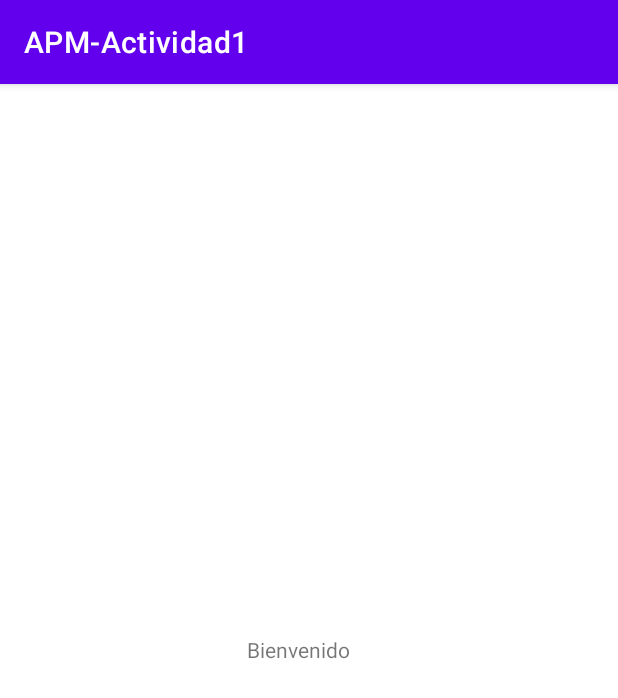
After one commit to GabScarafia/APM-Actividad1, an Android app: the Bienvenida screen opened directly, with no data from a screen before it, on a phone screen of 412 x 824 dp. The commit adds this screen. Shown: the top 698 px of the screen. Run offline under Robolectric (Android 15) with nearby library versions, the phone set to English and light mode, and no system bars.

Commit message:
Pantalla Inicio
El push

```diff
--- a/app/src/main/AndroidManifest.xml
+++ b/app/src/main/AndroidManifest.xml
@@ -20,6 +20,10 @@
                 <category android:name="android.intent.category.LAUNCHER" />
             </intent-filter>
         </activity>
+        <activity
+            android:name=".Bienvenida"
+            android:exported="true">
+        </activity>
     </application>
 
 </manifest>
--- /dev/null
+++ b/app/src/main/java/com/example/apm_actividad1/Bienvenida.kt
@@ -0,0 +1,13 @@
+package com.example.apm_actividad1
+
+import android.os.Bundle
+import androidx.appcompat.app.AppCompatActivity
+
+
+class Bienvenida: AppCompatActivity() {
+
+    override fun onCreate(savedInstanceState: Bundle?) {
+        super.onCreate(savedInstanceState)
+        setContentView(R.layout.activity_bienvenida)
+    }
+}
--- a/app/src/main/java/com/example/apm_actividad1/MainActivity.kt
+++ b/app/src/main/java/com/example/apm_actividad1/MainActivity.kt
@@ -1,11 +1,11 @@
 package com.example.apm_actividad1
 
+import android.content.Intent
 import androidx.appcompat.app.AppCompatActivity
 import android.os.Bundle
 import android.view.View
 import android.widget.Button
 import android.widget.EditText
-import android.widget.TextView
 
 class MainActivity : AppCompatActivity() {
     private val username = "Juan Torres";
@@ -29,6 +29,8 @@
             if (inputUsername == username && inputPassword == password) {
                 // Datos ingresados correctamente, mostrar la pantalla de bienvenida
                 // TODO: Implementar la lógica para mostrar la pantalla de bienvenida
+                val intent = Intent(this, Bienvenida::class.java)
+                startActivity(intent)
 
             } else {
                 // Datos ingresados incorrectos, mostrar mensaje de error
--- /dev/null
+++ b/app/src/main/res/layout/activity_bienvenida.xml
@@ -0,0 +1,17 @@
+<?xml version="1.0" encoding="utf-8"?>
+<androidx.constraintlayout.widget.ConstraintLayout xmlns:android="http://schemas.android.com/apk/res/android"
+    xmlns:app="http://schemas.android.com/apk/res-auto"
+    xmlns:tools="http://schemas.android.com/tools"
+    android:layout_width="match_parent"
+    android:layout_height="match_parent">
+
+    <TextView
+        android:id="@+id/textView2"
+        android:layout_width="83dp"
+        android:layout_height="34dp"
+        android:text="Bienvenido"
+        app:layout_constraintBottom_toBottomOf="parent"
+        app:layout_constraintEnd_toEndOf="parent"
+        app:layout_constraintStart_toStartOf="parent"
+        app:layout_constraintTop_toTopOf="parent" />
+</androidx.constraintlayout.widget.ConstraintLayout>
```
